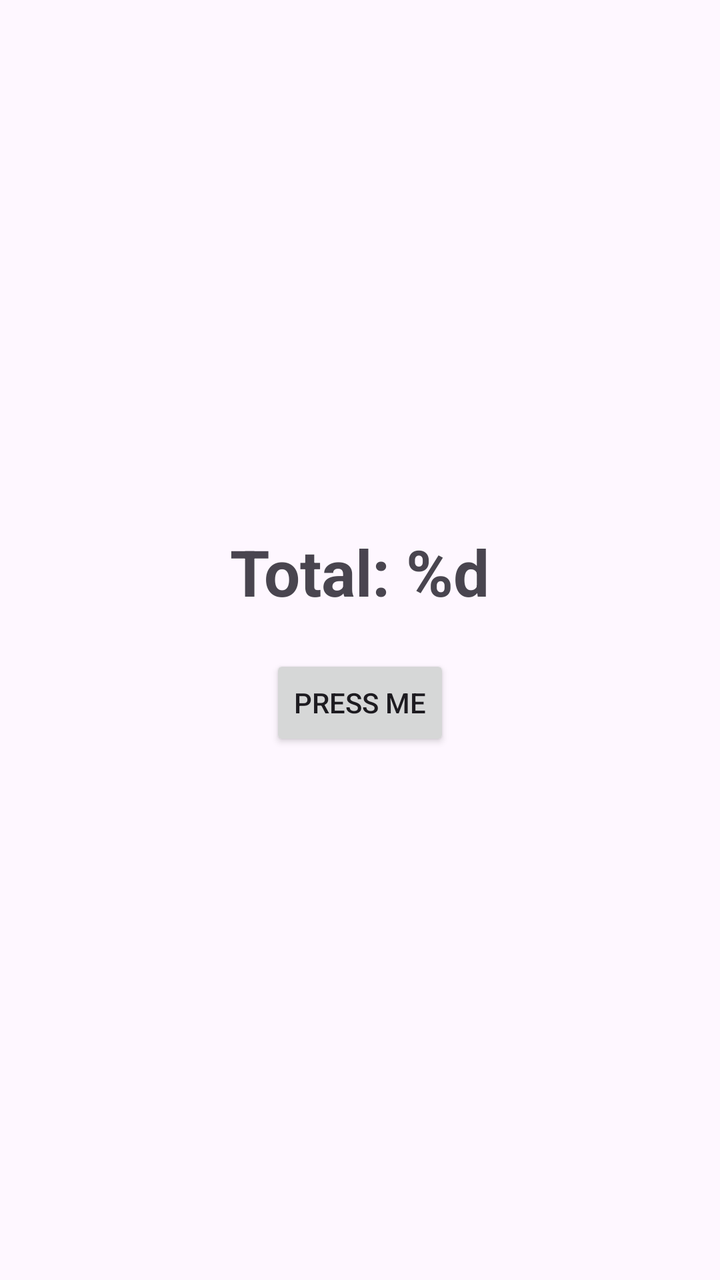
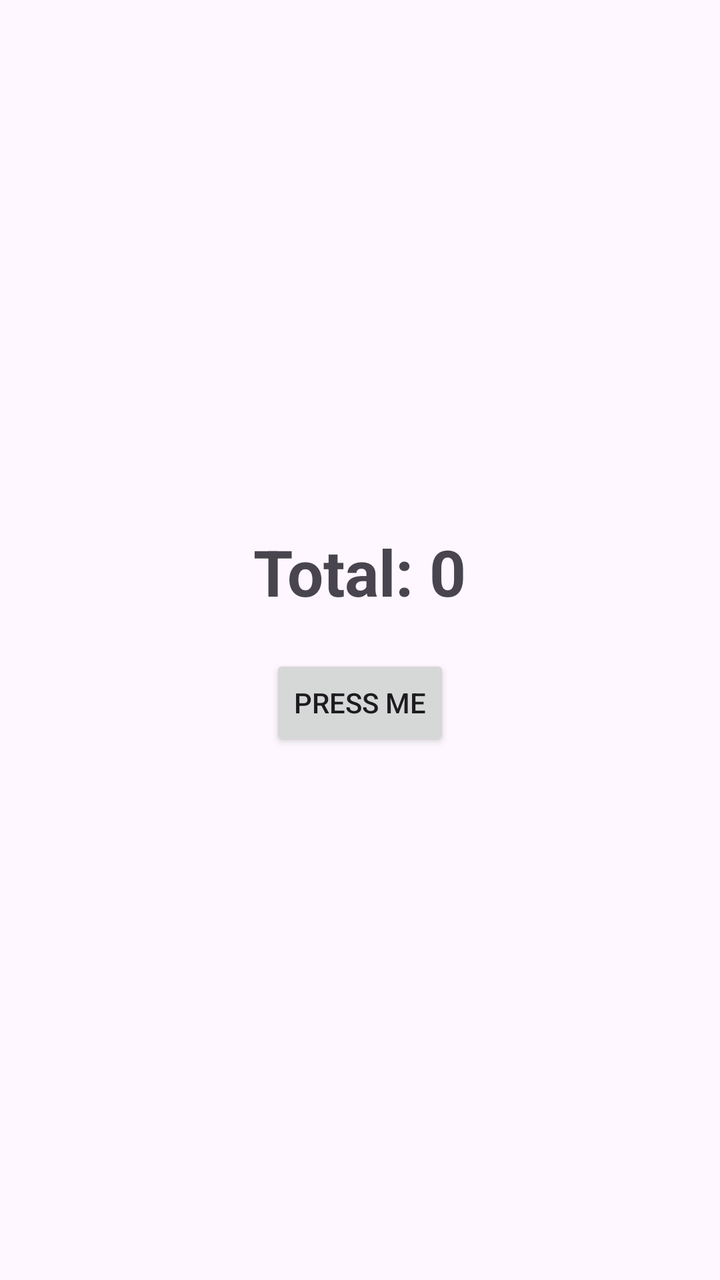

Screens rendered from an Android XML layout before and after an edit, with the pre-edit source and the edit as a unified diff.
<!-- AndroidManifest.xml: application theme Theme.LAB_WEEK_10 -->
<!-- res/layout/activity_main.xml -->
<?xml version="1.0" encoding="utf-8"?>
<LinearLayout
    xmlns:android="http://schemas.android.com/apk/res/android"
    xmlns:tools="http://schemas.android.com/tools"
    android:layout_width="match_parent"
    android:layout_height="match_parent"
    android:gravity="center"
    android:orientation="vertical"
    tools:context=".MainActivity">

    <TextView
        android:id="@+id/text_total"
        android:layout_width="wrap_content"
        android:layout_height="wrap_content"
        android:text="@string/text_total"
        android:layout_marginBottom="20dp"
        android:textStyle="bold"
        android:textSize="32sp"/>

    <Button
        android:id="@+id/button_increment"
        android:layout_width="wrap_content"
        android:layout_height="wrap_content"
        android:text="@string/button_increment" />
</LinearLayout>
<!-- resources referenced by this layout -->
<resources>
  <string name="button_increment">Press Me</string>
  <string name="text_total">Total: %d</string>
  <style name="Theme.LAB_WEEK_10" parent="Base.Theme.LAB_WEEK_10" />
  <style name="Base.Theme.LAB_WEEK_10" parent="Theme.Material3.DayNight.NoActionBar">
          
          
      </style>
</resources>

<!-- the commit's change to res/layout/activity_main.xml (unified diff, before → after) -->
@@ -1,25 +1,23 @@
 <?xml version="1.0" encoding="utf-8"?>
-<LinearLayout
-    xmlns:android="http://schemas.android.com/apk/res/android"
-    xmlns:tools="http://schemas.android.com/tools"
+<LinearLayout xmlns:android="http://schemas.android.com/apk/res/android"
     android:layout_width="match_parent"
     android:layout_height="match_parent"
+    android:orientation="vertical"
     android:gravity="center"
-    android:orientation="vertical"
-    tools:context=".MainActivity">
+    android:padding="16dp">
 
     <TextView
         android:id="@+id/text_total"
         android:layout_width="wrap_content"
         android:layout_height="wrap_content"
-        android:text="@string/text_total"
-        android:layout_marginBottom="20dp"
+        android:text="Total: 0"
+        android:textSize="32sp"
         android:textStyle="bold"
-        android:textSize="32sp"/>
+        android:layout_marginBottom="20dp"/>
 
     <Button
         android:id="@+id/button_increment"
         android:layout_width="wrap_content"
         android:layout_height="wrap_content"
-        android:text="@string/button_increment" />
+        android:text="Press Me"/>
 </LinearLayout>
<!-- resource entries referenced after the edit -->
@@ -1,7 +1,5 @@
 <!-- resources referenced by this layout -->
 <resources>
-  <string name="button_increment">Press Me</string>
-  <string name="text_total">Total: %d</string>
   <style name="Theme.LAB_WEEK_10" parent="Base.Theme.LAB_WEEK_10" />
   <style name="Base.Theme.LAB_WEEK_10" parent="Theme.Material3.DayNight.NoActionBar">
           
